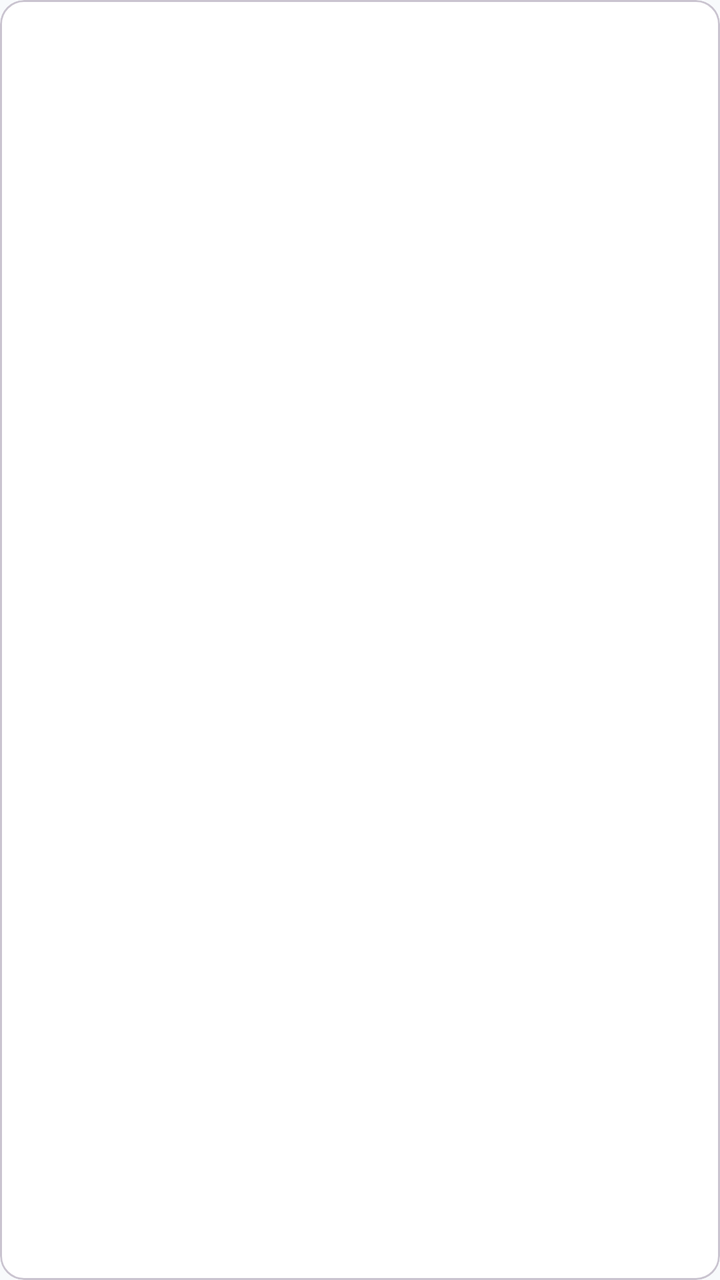
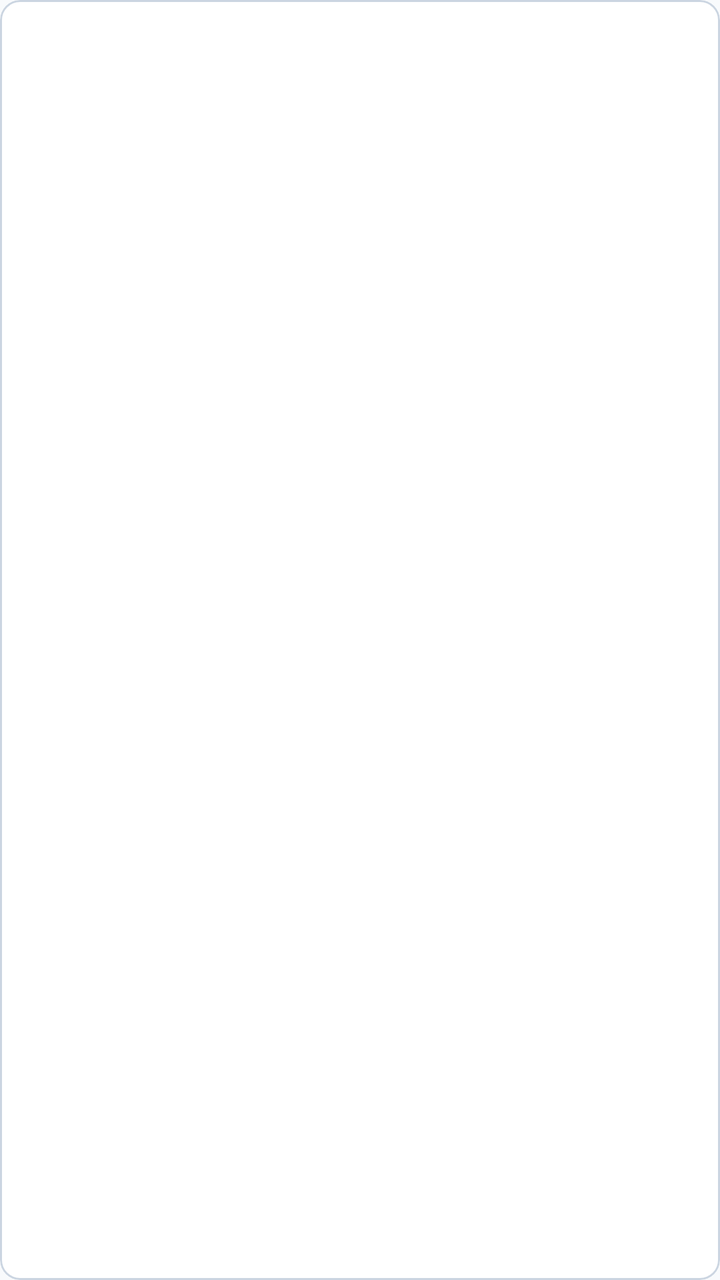

The first picture is an Android layout as it rendered before a commit; the second is the same layout after the commit. The layout source and the unified diff follow.
<!-- AndroidManifest.xml: application theme AppTheme -->
<!-- res/layout/item_session.xml -->
<?xml version="1.0" encoding="utf-8"?>
<com.google.android.material.card.MaterialCardView
    xmlns:android="http://schemas.android.com/apk/res/android"
    xmlns:app="http://schemas.android.com/apk/res-auto"
    android:layout_width="match_parent"
    android:layout_height="wrap_content"
    android:layout_marginBottom="8dp"
    app:cardCornerRadius="12dp"
    app:cardElevation="0dp"
    app:cardBackgroundColor="?attr/colorSurface"
    android:foreground="?android:attr/selectableItemBackground">

    <LinearLayout
        android:layout_width="match_parent"
        android:layout_height="wrap_content"
        android:orientation="horizontal"
        android:padding="16dp"
        android:gravity="center_vertical">

        <LinearLayout
            android:layout_width="0dp"
            android:layout_height="wrap_content"
            android:layout_weight="1"
            android:orientation="vertical">

            <TextView
                android:id="@+id/session_title"
                android:layout_width="match_parent"
                android:layout_height="wrap_content"
                android:textSize="16sp"
                android:textStyle="bold"
                android:textColor="?attr/colorOnSurface"
                android:maxLines="1"
                android:ellipsize="end" />

            <TextView
                android:id="@+id/session_agent"
                android:layout_width="match_parent"
                android:layout_height="wrap_content"
                android:textSize="13sp"
                android:textColor="?attr/colorOnSurfaceVariant"
                android:layout_marginTop="4dp"
                android:maxLines="1"
                android:ellipsize="end" />

            <TextView
                android:id="@+id/session_date"
                android:layout_width="match_parent"
                android:layout_height="wrap_content"
                android:textSize="12sp"
                android:textColor="?attr/colorOnSurfaceVariant"
                android:layout_marginTop="2dp" />
        </LinearLayout>

        <TextView
            android:id="@+id/session_status"
            android:layout_width="wrap_content"
            android:layout_height="wrap_content"
            android:layout_marginStart="12dp"
            style="@style/StatusBadge" />
    </LinearLayout>
</com.google.android.material.card.MaterialCardView>
<!-- resources referenced by this layout -->
<resources>
  <style name="StatusBadge">
          <item name="android:textStyle">bold</item>
          <item name="android:textSize">11sp</item>
          <item name="android:paddingStart">8dp</item>
          <item name="android:paddingEnd">8dp</item>
          <item name="android:paddingTop">3dp</item>
          <item name="android:paddingBottom">3dp</item>
          <item name="android:textColor">@android:color/white</item>
          <item name="android:gravity">center</item>
          <item name="android:minWidth">48dp</item>
      </style>
  <style name="AppTheme" parent="Theme.Material3.Light.NoActionBar">
          <item name="colorPrimary">@color/seed_blue</item>
          <item name="colorPrimaryVariant">@color/seed_blue</item>
          <item name="colorOnPrimary">@color/on_primary</item>
          <item name="colorSecondary">@color/seed_blue</item>
          <item name="colorOnSecondary">@color/on_primary</item>
          <item name="android:colorBackground">@color/background</item>
          <item name="colorSurface">@color/surface</item>
          <item name="colorOnSurface">@color/on_surface</item>
          <item name="colorOnSurfaceVariant">@color/on_surface_variant</item>
          <item name="colorOutline">@color/outline</item>
          <item name="colorError">@color/error</item>
          <item name="android:statusBarColor">@color/surface</item>
          <item name="android:windowLightStatusBar">true</item>
          <item name="android:navigationBarColor">@color/surface</item>
      </style>
  <color name="seed_blue">#1E40AF</color>
  <color name="on_primary">#FFFFFF</color>
  <color name="background">#F8FAFC</color>
  <color name="surface">#FFFFFF</color>
  <color name="on_surface">#0F172A</color>
  <color name="on_surface_variant">#475569</color>
  <color name="outline">#CBD5E1</color>
  <color name="error">#DC2626</color>
</resources>

<!-- the commit's change to res/layout/item_session.xml (unified diff, before → after) -->
@@ -4,9 +4,11 @@
     xmlns:app="http://schemas.android.com/apk/res-auto"
     android:layout_width="match_parent"
     android:layout_height="wrap_content"
-    android:layout_marginBottom="8dp"
-    app:cardCornerRadius="12dp"
+    android:layout_marginBottom="6dp"
+    app:cardCornerRadius="10dp"
     app:cardElevation="0dp"
+    app:strokeColor="?attr/colorOutline"
+    app:strokeWidth="1dp"
     app:cardBackgroundColor="?attr/colorSurface"
     android:foreground="?android:attr/selectableItemBackground">
 
@@ -14,7 +16,10 @@
         android:layout_width="match_parent"
         android:layout_height="wrap_content"
         android:orientation="horizontal"
-        android:padding="16dp"
+        android:paddingTop="14dp"
+        android:paddingBottom="14dp"
+        android:paddingLeft="16dp"
+        android:paddingRight="16dp"
         android:gravity="center_vertical">
 
         <LinearLayout
@@ -27,36 +32,38 @@
                 android:id="@+id/session_title"
                 android:layout_width="match_parent"
                 android:layout_height="wrap_content"
-                android:textSize="16sp"
+                android:textSize="15sp"
                 android:textStyle="bold"
                 android:textColor="?attr/colorOnSurface"
                 android:maxLines="1"
                 android:ellipsize="end" />
 
-            <TextView
-                android:id="@+id/session_agent"
-                android:layout_width="match_parent"
+            <LinearLayout
+                android:layout_width="wrap_content"
                 android:layout_height="wrap_content"
-                android:textSize="13sp"
-                android:textColor="?attr/colorOnSurfaceVariant"
-                android:layout_marginTop="4dp"
-                android:maxLines="1"
-                android:ellipsize="end" />
+                android:orientation="horizontal"
+                android:layout_marginTop="3dp"
+                android:gravity="center_vertical">
 
-            <TextView
-                android:id="@+id/session_date"
-                android:layout_width="match_parent"
-                android:layout_height="wrap_content"
-                android:textSize="12sp"
-                android:textColor="?attr/colorOnSurfaceVariant"
-                android:layout_marginTop="2dp" />
+                <TextView
+                    android:id="@+id/session_date"
+                    android:layout_width="wrap_content"
+                    android:layout_height="wrap_content"
+                    android:textSize="12sp"
+                    android:textColor="?attr/colorOnSurfaceVariant" />
+
+                <TextView
+                    android:id="@+id/session_status"
+                    android:layout_width="wrap_content"
+                    android:layout_height="wrap_content"
+                    android:layout_marginLeft="6dp"
+                    android:layout_marginStart="6dp"
+                    android:drawablePadding="4dp"
+                    android:gravity="center_vertical"
+                    android:textSize="12sp"
+                    android:textColor="?attr/colorOnSurfaceVariant" />
+            </LinearLayout>
         </LinearLayout>
 
-        <TextView
-            android:id="@+id/session_status"
-            android:layout_width="wrap_content"
-            android:layout_height="wrap_content"
-            android:layout_marginStart="12dp"
-            style="@style/StatusBadge" />
     </LinearLayout>
 </com.google.android.material.card.MaterialCardView>
<!-- resource entries referenced after the edit -->
@@ -1,16 +1,5 @@
 <!-- resources referenced by this layout -->
 <resources>
-  <style name="StatusBadge">
-          <item name="android:textStyle">bold</item>
-          <item name="android:textSize">11sp</item>
-          <item name="android:paddingStart">8dp</item>
-          <item name="android:paddingEnd">8dp</item>
-          <item name="android:paddingTop">3dp</item>
-          <item name="android:paddingBottom">3dp</item>
-          <item name="android:textColor">@android:color/white</item>
-          <item name="android:gravity">center</item>
-          <item name="android:minWidth">48dp</item>
-      </style>
   <style name="AppTheme" parent="Theme.Material3.Light.NoActionBar">
           <item name="colorPrimary">@color/seed_blue</item>
           <item name="colorPrimaryVariant">@color/seed_blue</item>
